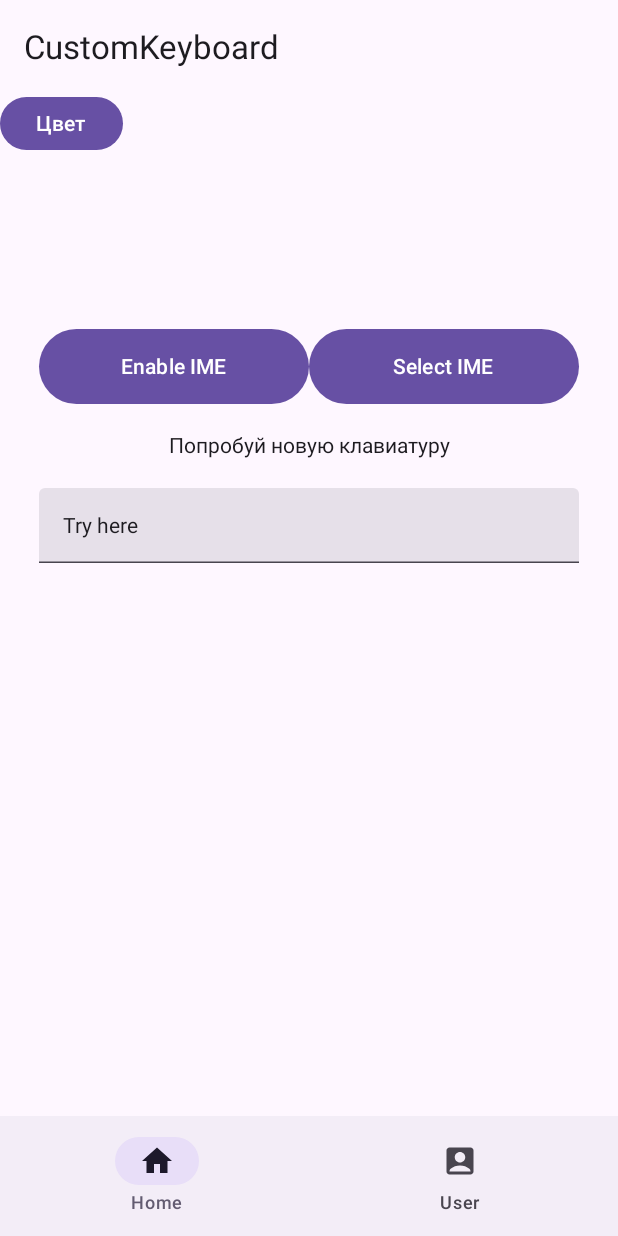
After one commit to DimaMaligon/CustomKeyboard, an Android app built with Jetpack Compose: the HomeScreen screen opened through its navigation route, on a phone screen of 412 x 824 dp. The commit adds this screen. Run offline under Robolectric (Android 15) with nearby library versions, the phone set to English and light mode, and no system bars.

Commit message:
add new home screen

```diff
--- a/app/src/main/java/com/example/customkeyboard/IMEService.kt
+++ b/app/src/main/java/com/example/customkeyboard/IMEService.kt
@@ -50,13 +50,14 @@ class IMEService : LifecycleInputMethodService(),
 
     override fun onCreate() {
         super.onCreate()
+        viewModelKeyboard = ViewModelProvider(this)[KeyboardViewModel::class.java]
         savedStateRegistryController.performRestore(null)
     }
 
     @RequiresApi(Build.VERSION_CODES.TIRAMISU)
     override fun onStartCommand(intent: Intent?, flags: Int, startId: Int): Int {
         val colorIntent = intent?.getStringExtra("ColorKey") ?: "ff00b3"
-        viewModelKeyboard = ViewModelProvider(this)[KeyboardViewModel::class.java]
+        Log.d("Color tag", colorIntent)
         viewModelKeyboard.setColor(colorIntent)
         return super.onStartCommand(intent, flags, startId)
     }
--- /dev/null
+++ b/app/src/main/java/com/example/customkeyboard/navigation/BottomBarScreen.kt
@@ -0,0 +1,24 @@
+package com.example.customkeyboard.navigation
+
+import androidx.compose.material.icons.Icons
+import androidx.compose.material.icons.filled.AccountBox
+import androidx.compose.material.icons.filled.Home
+import androidx.compose.ui.graphics.vector.ImageVector
+
+sealed class BottomBarScreen(
+    val route: String,
+    val title: String,
+    val icon: ImageVector
+)
+{
+    object Home: BottomBarScreen(
+        route = "home_screen",
+        title = "Home",
+        icon = Icons.Default.Home
+    )
+    object User: BottomBarScreen(
+        route = "login_screen",
+        title = "User",
+        icon = Icons.Default.AccountBox
+    )
+}
--- /dev/null
+++ b/app/src/main/java/com/example/customkeyboard/navigation/BottomNavGraph.kt
@@ -0,0 +1,23 @@
+package com.example.customkeyboard.navigation
+
+import androidx.navigation.NavGraphBuilder
+import androidx.navigation.NavHostController
+import androidx.navigation.compose.composable
+import androidx.navigation.compose.navigation
+import com.example.customkeyboard.screens.HomeScreen
+import com.example.customkeyboard.screens.UserScreen
+
+fun NavGraphBuilder.bottomNavGraph(navHostController: NavHostController){
+    navigation(
+        startDestination = Screens.Home.route,
+        route = BOTTOM_ROUTE
+    ){
+        composable(route = BottomBarScreen.Home.route){
+            HomeScreen(navHostController)
+        }
+        composable(route = BottomBarScreen.User.route){
+            UserScreen(navHostController)
+        }
+    }
+
+}
--- a/app/src/main/java/com/example/customkeyboard/navigation/NavGraph.kt
+++ b/app/src/main/java/com/example/customkeyboard/navigation/NavGraph.kt
@@ -4,6 +4,8 @@ import androidx.compose.runtime.Composable
 import androidx.navigation.NavHostController
 import androidx.navigation.compose.NavHost
 import androidx.navigation.compose.composable
+import com.example.customkeyboard.screens.ColorScreen
+import com.example.customkeyboard.screens.HomeScreen
 
 @Composable
 fun NavGraph(navController: NavHostController) {
@@ -15,6 +17,15 @@ fun NavGraph(navController: NavHostController) {
         composable(
             route = Screens.Home.route
         ) {
+            HomeScreen(navController)
         }
+
+        composable(
+            route = Screens.Color.route
+        ) {
+            ColorScreen(navController)
+        }
+
+        bottomNavGraph(navController)
     }
 }
--- a/app/src/main/java/com/example/customkeyboard/navigation/Screens.kt
+++ b/app/src/main/java/com/example/customkeyboard/navigation/Screens.kt
@@ -1,5 +1,9 @@
 package com.example.customkeyboard.navigation
 
+
+const val BOTTOM_ROUTE = "bottom_bar"
 sealed class Screens(val route: String) {
     object Home: Screens("home_screen")
+    object Color: Screens("color_screen")
+    object User: Screens("user_screen")
 }
--- /dev/null
+++ b/app/src/main/java/com/example/customkeyboard/screens/HomeScreen.kt
@@ -0,0 +1,120 @@
+package com.example.customkeyboard.screens
+
+import android.annotation.SuppressLint
+import android.content.Intent
+import android.provider.Settings
+import androidx.compose.foundation.ScrollState
+import androidx.compose.foundation.horizontalScroll
+import androidx.compose.foundation.layout.Arrangement
+import androidx.compose.foundation.layout.Column
+import androidx.compose.foundation.layout.ExperimentalLayoutApi
+import androidx.compose.foundation.layout.FlowRow
+import androidx.compose.foundation.layout.Row
+import androidx.compose.foundation.layout.fillMaxSize
+import androidx.compose.foundation.layout.fillMaxWidth
+import androidx.compose.foundation.layout.height
+import androidx.compose.foundation.layout.padding
+import androidx.compose.foundation.layout.size
+import androidx.compose.material3.Button
+import androidx.compose.material3.ExperimentalMaterial3Api
+import androidx.compose.material3.Scaffold
+import androidx.compose.material3.Text
+import androidx.compose.material3.TextField
+import androidx.compose.material3.TopAppBar
+import androidx.compose.runtime.Composable
+import androidx.compose.runtime.mutableStateOf
+import androidx.compose.runtime.remember
+import androidx.compose.ui.Alignment
+import androidx.compose.ui.Modifier
+import androidx.compose.ui.platform.LocalContext
+import androidx.compose.ui.res.stringResource
+import androidx.compose.ui.text.input.TextFieldValue
+import androidx.compose.ui.unit.dp
+import androidx.navigation.NavHostController
+import com.example.customkeyboard.R
+import com.example.customkeyboard.inputMethodManager
+import com.example.customkeyboard.navigation.Screens
+
+@OptIn(ExperimentalMaterial3Api::class)
+@Composable
+fun HomeScreen(navController: NavHostController) {
+    Scaffold(topBar = {
+        TopAppBar(
+            title = {
+                Text(
+                    text = stringResource(id = R.string.app_name),
+                    Modifier.padding()
+                )
+            }
+        )
+    },
+        bottomBar = { BottomBar(navHostController = navController)},
+        content = { padding ->
+            Column(
+                modifier = Modifier
+                    .padding(padding)
+                    .fillMaxSize()
+            ) {
+                TagsMenu(navController = navController)
+                Options()
+            }
+        })
+}
+
+@OptIn(ExperimentalLayoutApi::class)
+@Composable
+fun TagsMenu(navController: NavHostController) {
+    val vertScrollState = ScrollState(0)
+
+    FlowRow(
+        Modifier
+            .fillMaxWidth()
+            .horizontalScroll(vertScrollState)
+    ) {
+        Button(modifier = Modifier.height(35.dp), onClick = {
+            navController.navigate(Screens.Color.route)
+        }) {
+            Text(text = "Цвет")
+        }
+    }
+}
+
+
+@OptIn(ExperimentalMaterial3Api::class)
+@SuppressLint("StateFlowValueCalledInComposition")
+@Composable
+fun Options() {
+    val (text, setValue) = remember { mutableStateOf(TextFieldValue("Try here")) }
+    val context = LocalContext.current
+
+    Column(
+        Modifier
+            .padding(top = 120.dp)
+            .fillMaxWidth(),
+        horizontalAlignment = Alignment.CenterHorizontally
+    ) {
+        Row(
+            Modifier.fillMaxWidth(),
+            horizontalArrangement = Arrangement.Center
+        ) {
+            Button(modifier = Modifier.size(180.dp, 50.dp),
+                onClick = {
+                    context.startActivity(Intent(Settings.ACTION_INPUT_METHOD_SETTINGS))
+                }) {
+                Text(text = "Enable IME")
+            }
+            Button(modifier = Modifier.size(180.dp, 50.dp), onClick = {
+                inputMethodManager.showInputMethodPicker()
+            }) {
+                Text(text = "Select IME")
+            }
+        }
+        Text(text = "Попробуй новую клавиатуру", Modifier.padding(top = 20.dp))
+        TextField(
+            value = text, onValueChange = setValue,
+            modifier = Modifier
+                .size(360.dp, 70.dp)
+                .padding(top = 20.dp)
+        )
+    }
+}
--- /dev/null
+++ b/app/src/main/java/com/example/customkeyboard/screens/ScreenMethods.kt
@@ -0,0 +1,62 @@
+package com.example.customkeyboard.screens
+
+import androidx.compose.foundation.layout.RowScope
+import androidx.compose.material3.BottomAppBar
+import androidx.compose.material3.Icon
+import androidx.compose.material3.NavigationBarItem
+import androidx.compose.material3.Text
+import androidx.compose.runtime.Composable
+import androidx.compose.runtime.getValue
+import androidx.navigation.NavDestination
+import androidx.navigation.NavDestination.Companion.hierarchy
+import androidx.navigation.NavGraph.Companion.findStartDestination
+import androidx.navigation.NavHostController
+import androidx.navigation.compose.currentBackStackEntryAsState
+import com.example.customkeyboard.navigation.BottomBarScreen
+
+@Composable
+fun BottomBar(navHostController: NavHostController){
+    val screens = listOf(
+        BottomBarScreen.Home,
+        BottomBarScreen.User
+    )
+    val navBackStack by navHostController.currentBackStackEntryAsState()
+    val currentDestination = navBackStack?.destination
+
+    BottomAppBar() {
+        screens.forEach { screen ->
+            AddItem(
+                screen = screen,
+                currentDestination = currentDestination,
+                navHostController = navHostController
+            )
+
+        }
+    }
+}
+
+@Composable
+fun RowScope.AddItem(
+    screen: BottomBarScreen,
+    currentDestination: NavDestination?,
+    navHostController: NavHostController
+) {
+    NavigationBarItem(
+        label = {
+            Text(text = screen.title)
+        },
+        icon = {
+            Icon(imageVector = screen.icon, contentDescription = "nav icon")
+        },
+        selected = currentDestination?.hierarchy?.any {
+            it.route == screen.route
+        } == true,
+        onClick = {
+            navHostController.navigate(screen.route){
+                popUpTo(navHostController.graph.findStartDestination().id)
+                launchSingleTop = true
+            }
+        }
+
+    )
+}
```
Also changed, not shown: app/src/main/java/com/example/customkeyboard/MainActivity.kt (+7 -92 lines), app/src/main/java/com/example/customkeyboard/screens/ColorScreen.kt (added, +117 -0 lines), app/src/main/java/com/example/customkeyboard/screens/UserScreen.kt (added, +11 -0 lines).
